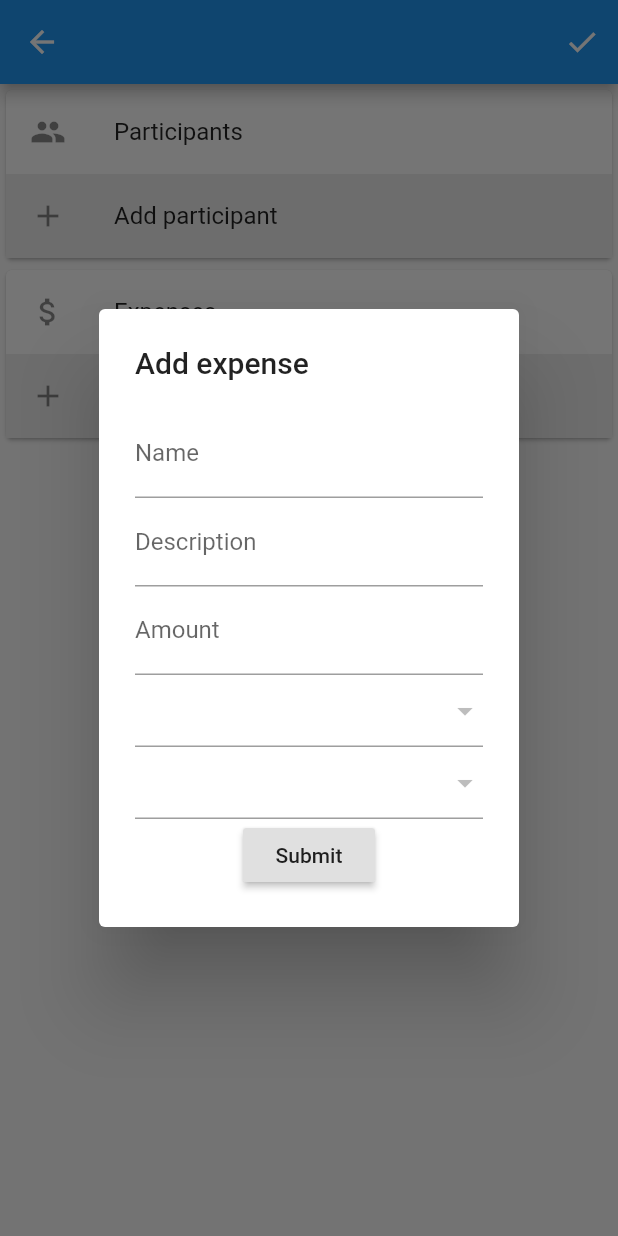
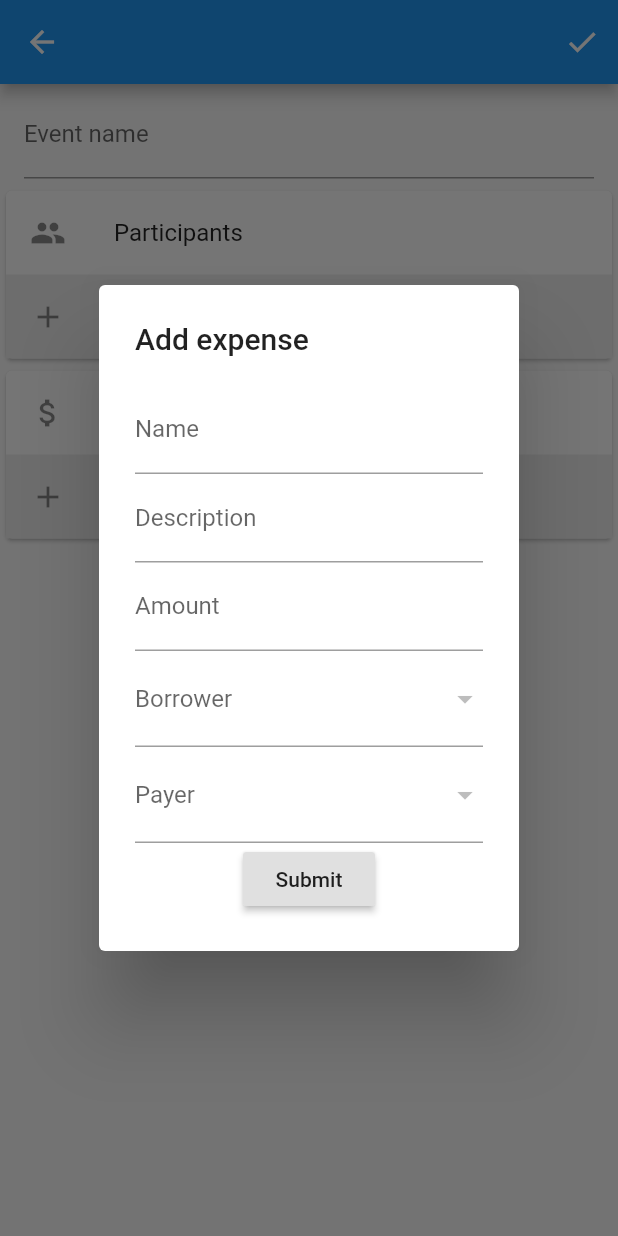
Before and after one commit to marcin-dardzinski/debtor, a Flutter app: the EventDetailsPage screen opened directly with empty values, after a tap on "Add expense", on a phone screen of 412 x 824 dp. Run offline on Flutter 3.47's test engine with Material 2 defaults, Android fonts, the phone set to English and light mode, and no system bars; our stand-ins replace cached_network_image, cloud_firestore, cloud_functions, decimal, firebase_auth, google_sign_in and 2 more; missing offline and left inert: flutter_stetho; accounts and stored records are empty; statements that could not run were skipped.

Commit message:
Add event name edition + labels for borrower/payer

```diff
--- a/mobile/lib/forms/expense_form.dart
+++ b/mobile/lib/forms/expense_form.dart
@@ -51,11 +51,13 @@ class ExpenseFormState extends State<ExpenseForm> {
                 keyboardType: TextInputType.number,
                 onSaved: (amount) => expense.amount = Decimal.parse(amount)),
             DropdownButtonFormField<User>(
+                decoration: InputDecoration(labelText: 'Borrower'),
                 items: _getDropdownMenuItems(),
                 value: _currentBorrower,
                 onChanged: (value) => setState(() => _currentBorrower = value),
                 onSaved: (value) => expense.borrower = _currentBorrower),
             DropdownButtonFormField<User>(
+                decoration: InputDecoration(labelText: 'Payer'),
                 items: _getDropdownMenuItems(),
                 value: _currentPayer,
                 onChanged: (value) => setState(() => _currentPayer = value),
--- a/mobile/lib/models/event.dart
+++ b/mobile/lib/models/event.dart
@@ -3,7 +3,7 @@ import 'package:debtor/models/user.dart';
 
 class Event {
   final String uid;
-  final String name;
+  String name;
   final List<User> participants;
   final List<Expense> expenses;
   final DateTime date;
--- a/mobile/lib/pages/event_details_page.dart
+++ b/mobile/lib/pages/event_details_page.dart
@@ -17,13 +17,16 @@ class EventDetailsPage extends StatefulWidget {
 
   @override
   _EventDetailsPageState createState() =>
-      _EventDetailsPageState(EventDetailsBloc(_event));
+      _EventDetailsPageState(_event);
 }
 
 class _EventDetailsPageState extends State<EventDetailsPage> {
-  final EventDetailsBloc _bloc;
-
-  _EventDetailsPageState(this._bloc);
+  EventDetailsBloc _bloc;
+  TextEditingController eventNameController;
+  _EventDetailsPageState(Event event) {
+    _bloc = EventDetailsBloc(event);
+    eventNameController = TextEditingController(text: event.name);
+  }
 
   @override
   Widget build(BuildContext context) {
@@ -50,12 +53,14 @@ class _EventDetailsPageState extends State<EventDetailsPage> {
                 Icons.check,
               ),
               onPressed: () {
+                event.name = eventNameController.text;
                 Navigator.pop(context, event);
               }),
         ]),
         body: SingleChildScrollView(
           child: Column(
             children: <Widget>[
+              ListTile(title: TextField(decoration: InputDecoration(labelText: 'Event name'), controller: eventNameController)),
               Container(child: _buildParticipantsCard(event.participants)),
               Container(child: _buildExpensesCard(event))
             ],
--- a/mobile/lib/pages/events_page.dart
+++ b/mobile/lib/pages/events_page.dart
@@ -39,7 +39,7 @@ class _EventsPageState extends State<EventsPage> {
                 MaterialPageRoute<Event>(
                     builder: (ctx) => EventDetailsPage(Event(
                         '',
-                        'Yayyy',
+                        '',
                         [me.user],
                         <Expense>[],
                         DateTime.now())))).then((updatedEvent) {
--- a/mobile/lib/repositories/event_repository.dart
+++ b/mobile/lib/repositories/event_repository.dart
@@ -31,7 +31,7 @@ class EventRepository {
         .map((User u) => _firestore.collection('users').document(u.uid))
         .toList();
     await _firestore.collection('events').document(event.uid).updateData(
-        <String, dynamic>{'expenses': expenses, 'participants': friends});
+        <String, dynamic>{'expenses': expenses, 'participants': friends, 'name': event.name});
   }
 
   Map<String, dynamic> _expenseToMap(Expense e) {
```
